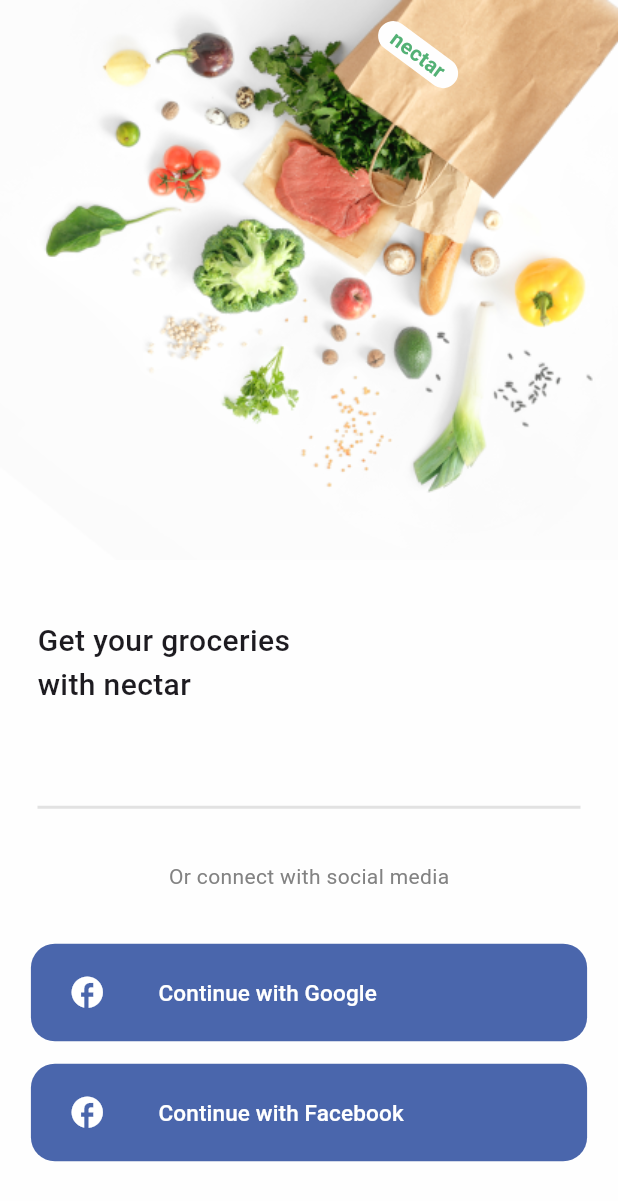
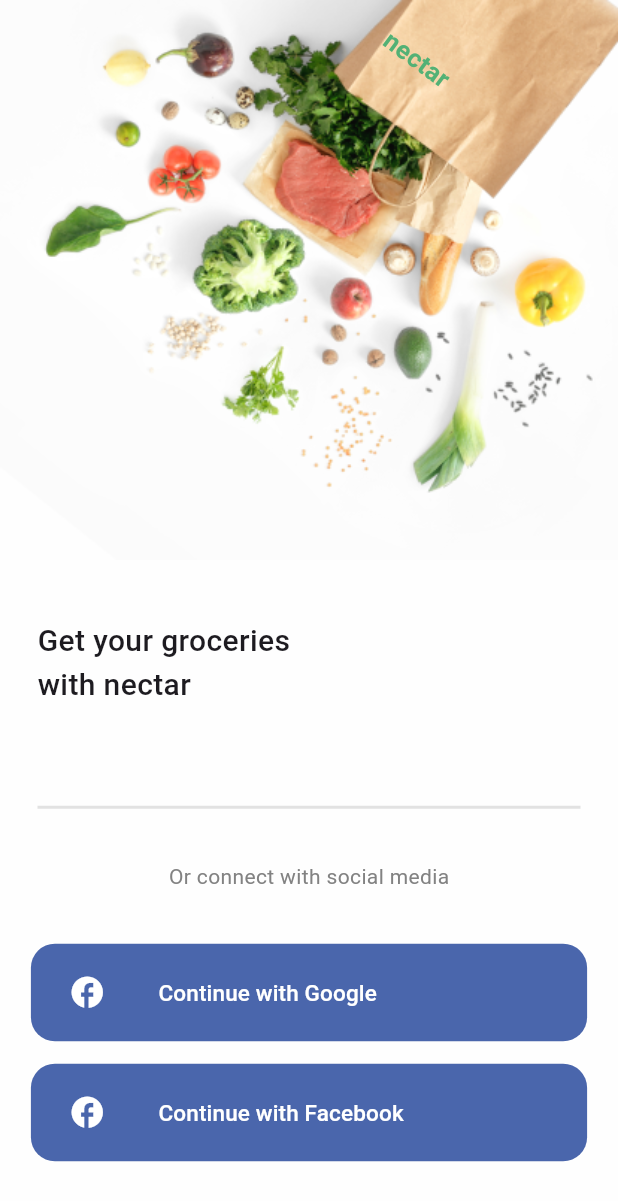
Before and after one commit to Abraham-ctr/groceries_app, a Flutter app: the screen it shows after launch, after a tap on "Get Started", on a phone screen of 412 x 824 dp. Shown: the top 1201 px of the screen. Run offline on Flutter 3.47's test engine with Material 3 defaults, Android fonts, the light colour scheme and no system bars.

Commit message:
changed from sign up to sign in

```diff
--- a/lib/base/onboarding_screen.dart
+++ b/lib/base/onboarding_screen.dart
@@ -40,7 +40,7 @@
 
                 const SizedBox(height: 35),
 
-                Button(text: "Get Started", onButtonPressed: ()=> Navigator.pushNamed(context, '/signup') )
+                Button(text: "Get Started", onButtonPressed: ()=> Navigator.pushNamed(context, '/signin') )
               ],
             ),
           ),
--- a/lib/base/sign_up_screen.dart
+++ b/lib/base/sign_in_screen.dart
@@ -2,8 +2,8 @@
 import 'package:groceries_store/res/app_media.dart';
 import 'package:groceries_store/res/utils.dart';
 
-class SignUpScreen extends StatelessWidget {
-  const SignUpScreen({super.key,});
+class SignInScreen extends StatelessWidget {
+  const SignInScreen({super.key,});
 
   @override
   Widget build(BuildContext context) {
@@ -18,18 +18,18 @@
               Image.asset(AppMedia.signUp),
 
               Positioned(
-                left: 260,
-                top: 10,
+                left: 257,
+                top: 9,
                 child: Transform(
                   transform: Matrix4.rotationZ(101.17),
                   child: Container(
                     alignment: Alignment.center,
                     padding: const EdgeInsets.symmetric(horizontal: 10, vertical: 0),
                     decoration: BoxDecoration(
-                      color: const Color(0xffFEFEFE),
+                      // color: const Color(0xffFEFEFE),
                       borderRadius: BorderRadius.circular(10)
                     ),
-                    child: const Text("nectar", style: TextStyle(color:Color(0xff53B175), fontWeight: FontWeight.bold)  )
+                    child: const Text("nectar", style: TextStyle(color:Color(0xff53B175), fontWeight: FontWeight.bold, fontSize: 17)  )
                   ),
                 ),
               ),
--- a/lib/main.dart
+++ b/lib/main.dart
@@ -3,7 +3,7 @@
 import 'package:groceries_store/base/number_screen.dart';
 import 'package:groceries_store/base/onboarding_screen.dart';
 import 'package:groceries_store/base/select_location_screen.dart';
-import 'package:groceries_store/base/sign_up_screen.dart';
+import 'package:groceries_store/base/sign_in_screen.dart';
 import 'package:groceries_store/base/splash_screen.dart';
 import 'package:groceries_store/base/verification_screen.dart';
 
@@ -25,7 +25,7 @@
       routes: {
         '/': (context) => const SplashScreen(),
         '/onboarding': (context) => const OnboardingScreen(),
-        '/signup': (context) => const SignUpScreen(),
+        '/signin': (context) => const SignInScreen(),
         '/number': (context) => const NumberScreen(),
         '/verification': (context) => const VerificationScreen(),
         '/selectlocation': (context) => const SelectLocationScreen(),
```
Also changed, not shown: lib/base/login_screen.dart (+5 -8 lines).
